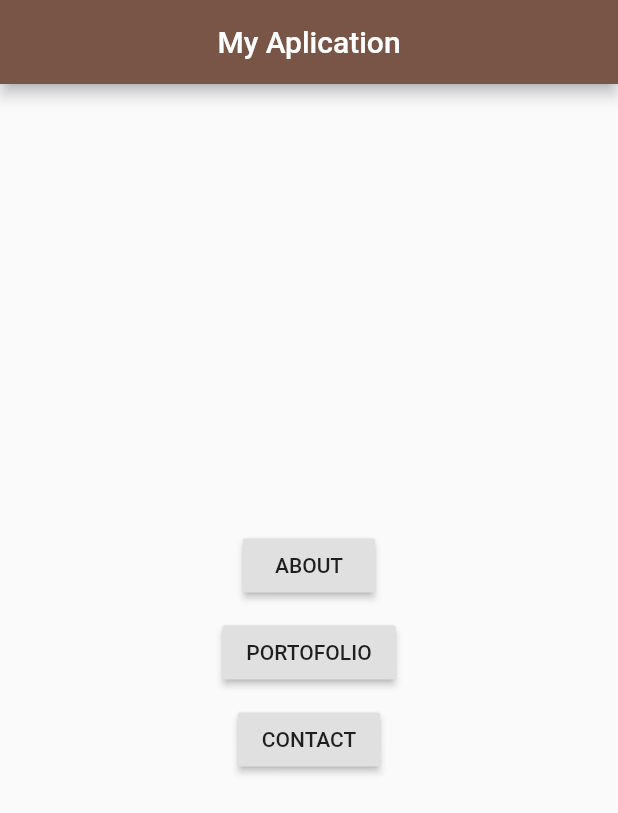
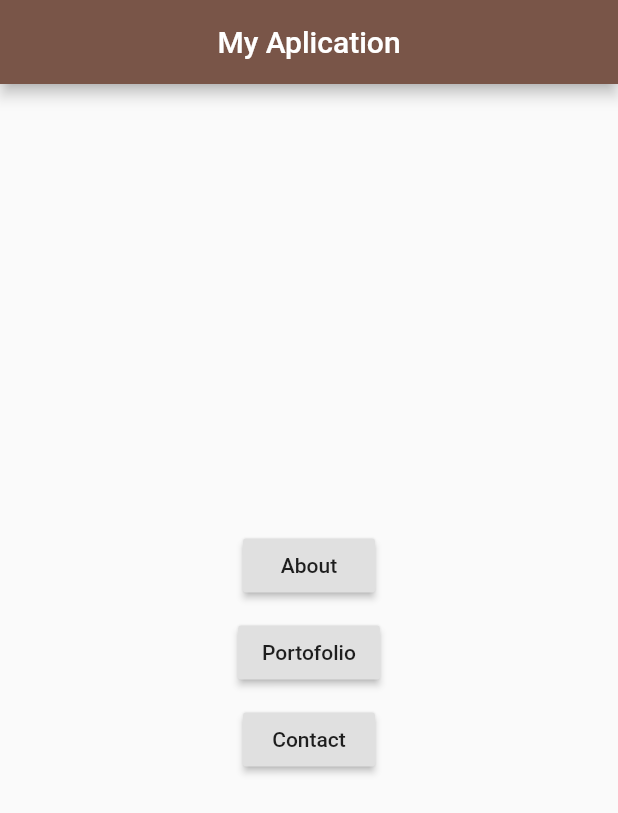
Before and after one commit to mohammaddyvani/routing_flutter, a Flutter app: the screen it shows after launch, on a phone screen of 412 x 824 dp. Shown: the top 813 px of the screen. Run offline on Flutter 3.47's test engine with Material 2 defaults, Android fonts, the phone set to English and light mode, and no system bars.

```diff
--- a/lib/pages/homescreen.dart
+++ b/lib/pages/homescreen.dart
@@ -18,7 +18,7 @@ class HomePage extends StatelessWidget {
                 onPressed: () {
                   Navigator.pushNamed(context, '/about');
                 },
-                child: Text("ABOUT"),
+                child: Text("About"),
               ),
             ),
             Padding(
@@ -27,7 +27,7 @@ class HomePage extends StatelessWidget {
                 onPressed: () {
                   Navigator.pushNamed(context, '/portofolio');
                 },
-                child: Text("PORTOFOLIO"),
+                child: Text("Portofolio"),
               ),
             ),
             Padding(
@@ -36,7 +36,7 @@ class HomePage extends StatelessWidget {
                 onPressed: () {
                   Navigator.pushNamed(context, '/contact');
                 },
-                child: Text("CONTACT"),
+                child: Text("Contact"),
               ),
             ),
           ],
```
Also changed, not shown: 1 other file.
